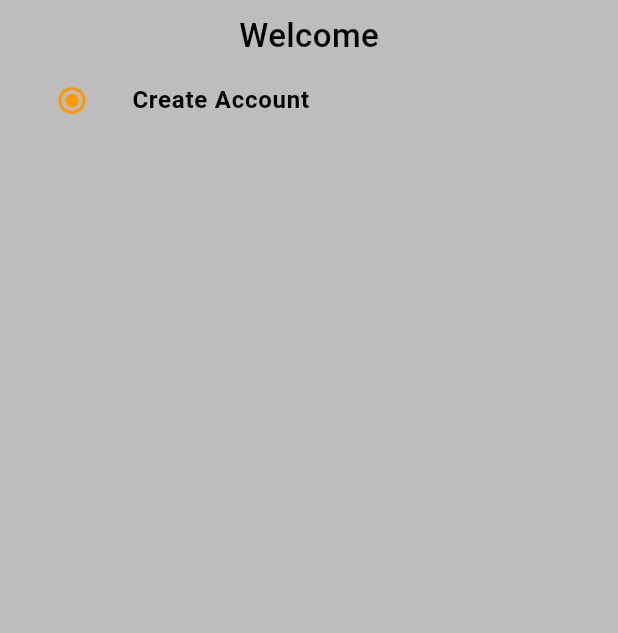
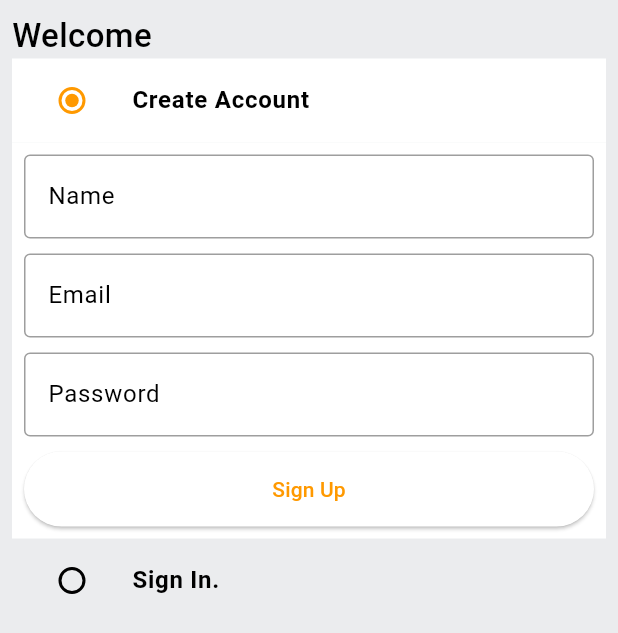
Before and after one commit to AryanshKukreja/Amazon-Clone, a Flutter app: the screen it shows after launch, on a phone screen of 412 x 824 dp. Shown: the top 633 px of the screen. Run offline on Flutter 3.47's test engine with Material 3 defaults, Android fonts, the phone set to English and light mode, and no system bars.

Commit message:
Amazon_clone_point1

```diff
--- /dev/null
+++ b/amazon_clone_final/lib/common/widgets/custom_button.dart
@@ -0,0 +1,25 @@
+import 'package:flutter/material.dart';
+import '/constants/global_variables.dart';
+
+class CustomButton extends StatelessWidget {
+  final String text;
+  final VoidCallback onTap;
+  final Color backgroundColor;
+  final Color textColor;
+  const CustomButton({
+    required this.text,
+    required this.onTap,
+    this.backgroundColor= GlobalVariables.secondaryColor,
+    this.textColor =GlobalVariables.backgroundColor,
+    super.key});
+  @override
+  Widget build(BuildContext context) {
+    return ElevatedButton(
+        child: Text(text,),
+        onPressed: onTap,
+        style: ElevatedButton.styleFrom(
+          minimumSize: const Size(double.infinity,50),
+        ),
+    );
+  }
+}
--- /dev/null
+++ b/amazon_clone_final/lib/common/widgets/custom_textfield.dart
@@ -0,0 +1,35 @@
+import 'package:flutter/material.dart';
+
+class CustomTextfield extends StatelessWidget {
+  final TextEditingController controller;
+  final String hintText;
+  const CustomTextfield({super.key,
+    required this.controller,
+    required this.hintText,});
+
+  @override
+  Widget build(BuildContext context) {
+    return TextFormField(
+      controller: controller,
+      decoration: InputDecoration(
+        border: OutlineInputBorder(
+          borderSide: BorderSide(
+            color:Colors.black38,
+          ),
+        ),
+        hintText: hintText,
+        enabledBorder: const OutlineInputBorder(
+      borderSide: BorderSide(
+      color:Colors.black38,
+          ),
+        ),
+      ),
+      validator: (val) {
+        if(val== null || val.isEmpty) {
+          return 'Enter your $hintText';
+        }
+        return null;
+      },
+    );
+  }
+}
--- a/amazon_clone_final/lib/constants/global_variables.dart
+++ b/amazon_clone_final/lib/constants/global_variables.dart
@@ -1,5 +1,6 @@
 import 'package:flutter/material.dart';
 //Colors
+String uri='http://3000';
 class GlobalVariables {
   static const appBarGradient = LinearGradient(
     colors: [
--- a/amazon_clone_final/lib/features/auth/screens/auth_screen.dart
+++ b/amazon_clone_final/lib/features/auth/screens/auth_screen.dart
@@ -1,48 +1,159 @@
+import 'package:amazon_clone_final/common/widgets/custom_textfield.dart';
+import 'package:amazon_clone_final/features/auth/services/auth_service.dart';
 import 'package:flutter/material.dart';
-import  'package:amazon_clone_final/main.dart';
+import 'package:amazon_clone_final/main.dart';
+import '../../../common/widgets/custom_button.dart';
 import '../../../constants/global_variables.dart';
 
 class AuthScreen extends StatefulWidget {
-  static const String routeName ='/auth-screen';
-  const AuthScreen( {Key? key}) :super (key:key);
+  static const String routeName = '/auth-screen';
+  const AuthScreen({Key? key}) : super(key: key);
 
   @override
   State<AuthScreen> createState() => _AuthScreenState();
 }
 
 class _AuthScreenState extends State<AuthScreen> {
-  Auth _auth=Auth.signup;
+  Auth _auth = Auth.signup;
+  final _signUpFormKey = GlobalKey<FormState>();
+  final _signInFormKey = GlobalKey<FormState>();
+  final TextEditingController _emailController = TextEditingController();
+  final TextEditingController _passwordController = TextEditingController();
+  final TextEditingController _nameController = TextEditingController();
+  final AuthService authService=AuthService();
+
+  @override
+  void dispose() {
+    super.dispose();
+    _emailController.dispose();
+    _passwordController.dispose();
+    _nameController.dispose();
+  }
+void signUpUser() {
+    authService.signUpUser(
+        context: context,
+        email: _emailController.text,
+        password: _passwordController.text,
+        name: _nameController.text
+    );
+}
+
   @override
   Widget build(BuildContext context) {
-    return  Scaffold(
-      backgroundColor: Colors.grey[400],
+    return Scaffold(
+      backgroundColor: GlobalVariables.greyBackgroundColor,
       body: SafeArea(
         child: Padding(
           padding: EdgeInsets.all(8.0),
           child: Column(
+            crossAxisAlignment: CrossAxisAlignment.start,
             children: [
-              Text('Welcome', style: TextStyle(
+              Text(
+                'Welcome',
+                style: TextStyle(
                   fontSize: 22,
                   fontWeight: FontWeight.w500,
                 ),
               ),
               ListTile(
+                tileColor: _auth== Auth.signup ? GlobalVariables.backgroundColor : GlobalVariables.greyBackgroundColor,
                 title: const Text(
                   'Create Account',
                   style: TextStyle(
                     fontWeight: FontWeight.bold,
-                  )
+                  ),
                 ),
                 leading: Radio(
                   activeColor: GlobalVariables.secondaryColor,
-                  value:Auth.signup,
+                  value: Auth.signup,
                   groupValue: _auth,
                   onChanged: (Auth? val) {
                     setState(() {
-                      _auth =val!;
+                      _auth = val!;
                     });
                   },
+                ),
+              ),
+              if (_auth == Auth.signup)
+                Container(
+                  padding: const EdgeInsets.all(8),
+                  color: GlobalVariables.backgroundColor,
+                  child: Form(
+                    key: _signUpFormKey,
+                    child: Column(
+                      children: [
+                        CustomTextfield(
+                          controller: _nameController,
+                          hintText: 'Name',
+                        ),
+                        const SizedBox(height: 10),
+                        CustomTextfield(
+                          controller: _emailController,
+                          hintText: 'Email',
+                        ),
+                        const SizedBox(height: 10),
+                        CustomTextfield(
+                          controller: _passwordController,
+                          hintText: 'Password',
+                        ),
+                        const SizedBox(height: 10),
+                        CustomButton(
+                          text: 'Sign Up',
+                            onTap: () {
+                              if(_signUpFormKey.currentState!.validate()){
+                                signUpUser();
+                              }
+                          }
                         )
+                      ],
+                    ),
+                  ),
+                ),
+              ListTile(tileColor: _auth== Auth.signin ? GlobalVariables.backgroundColor : GlobalVariables.greyBackgroundColor,
+                title: const Text(
+                  'Sign In.',
+                  style: TextStyle(
+                    fontWeight: FontWeight.bold,
+                  ),
+                ),
+                leading: Radio(
+                  activeColor: GlobalVariables.secondaryColor,
+                  value: Auth.signin,
+                  groupValue: _auth,
+                  onChanged: (Auth? val) {
+                    setState(() {
+                      _auth = val!;
+                    });
+                  },
+                ),
+              ),
+              if (_auth==Auth.signin)
+               Container(
+                padding: const EdgeInsets.all(8),
+                color: GlobalVariables.backgroundColor,
+                child: Form(
+                  key: _signUpFormKey,
+                  child: Column(
+                    children: [
+                      CustomTextfield(
+                        controller: _emailController,
+                        hintText: 'Email',
+                      ),
+                      const SizedBox(height: 10),
+                      CustomTextfield(
+                        controller: _passwordController,
+                        hintText: 'Password',
+                      ),
+                      const SizedBox(height: 10),
+                      CustomButton(
+                        text: 'Sign In',
+                        onTap: () {},
+                        backgroundColor: GlobalVariables.secondaryColor,// Set the background color to orange
+                        textColor: GlobalVariables.backgroundColor, // Set the text color to white
+                      ),
+                    ],
+                  ),
+                ),
               ),
             ],
           ),
--- /dev/null
+++ b/amazon_clone_final/lib/models/user.dart
@@ -0,0 +1,79 @@
+import 'dart:convert';
+
+class User {
+  final String id;
+  final String name;
+  final String email;
+  final String password;
+  final String address;
+  final String type;
+  final String token;
+  final List<dynamic> cart;
+
+  User({
+    required this.id,
+    required this.name,
+    required this.email,
+    required this.password,
+    required this.address,
+    required this.type,
+    required this.token,
+    required this.cart,
+  });
+
+  Map<String, dynamic> toMap() {
+    return {
+      'id': id,
+      'name': name,
+      'email': email,
+      'password': password,
+      'address': address,
+      'type': type,
+      'token': token,
+      'cart': cart,
+    };
+  }
+
+  factory User.fromMap(Map<String, dynamic> map) {
+    return User(
+      id: map['_id'] ?? '',
+      name: map['name'] ?? '',
+      email: map['email'] ?? '',
+      password: map['password'] ?? '',
+      address: map['address'] ?? '',
+      type: map['type'] ?? '',
+      token: map['token'] ?? '',
+      cart: List<Map<String, dynamic>>.from(
+        map['cart']?.map(
+              (x) => Map<String, dynamic>.from(x),
+        ),
+      ),
+    );
+  }
+
+  String toJson() => json.encode(toMap());
+
+  factory User.fromJson(String source) => User.fromMap(json.decode(source));
+
+  User copyWith({
+    String? id,
+    String? name,
+    String? email,
+    String? password,
+    String? address,
+    String? type,
+    String? token,
+    List<dynamic>? cart,
+  }) {
+    return User(
+      id: id ?? this.id,
+      name: name ?? this.name,
+      email: email ?? this.email,
+      password: password ?? this.password,
+      address: address ?? this.address,
+      type: type ?? this.type,
+      token: token ?? this.token,
+      cart: cart ?? this.cart,
+    );
+  }
+}
--- a/amazon_clone_final/pubspec.yaml
+++ b/amazon_clone_final/pubspec.yaml
@@ -30,6 +30,7 @@ environment:
 dependencies:
   flutter:
     sdk: flutter
+  http: ^0.13.5
 
 
   # The following adds the Cupertino Icons font to your application.
```
Also changed, not shown: amazon_clone_final/lib/constants/error_handling.dart (added, +26 -0 lines), amazon_clone_final/lib/constants/utils.dart (added, +9 -0 lines), amazon_clone_final/lib/features/auth/services/auth_service.dart (added, +46 -0 lines), amazon_clone_final/package.json (added, +15 -0 lines), amazon_clone_final/pubspec.lock, 5 other files. Lines whose indentation alone changed are shown as unchanged.
